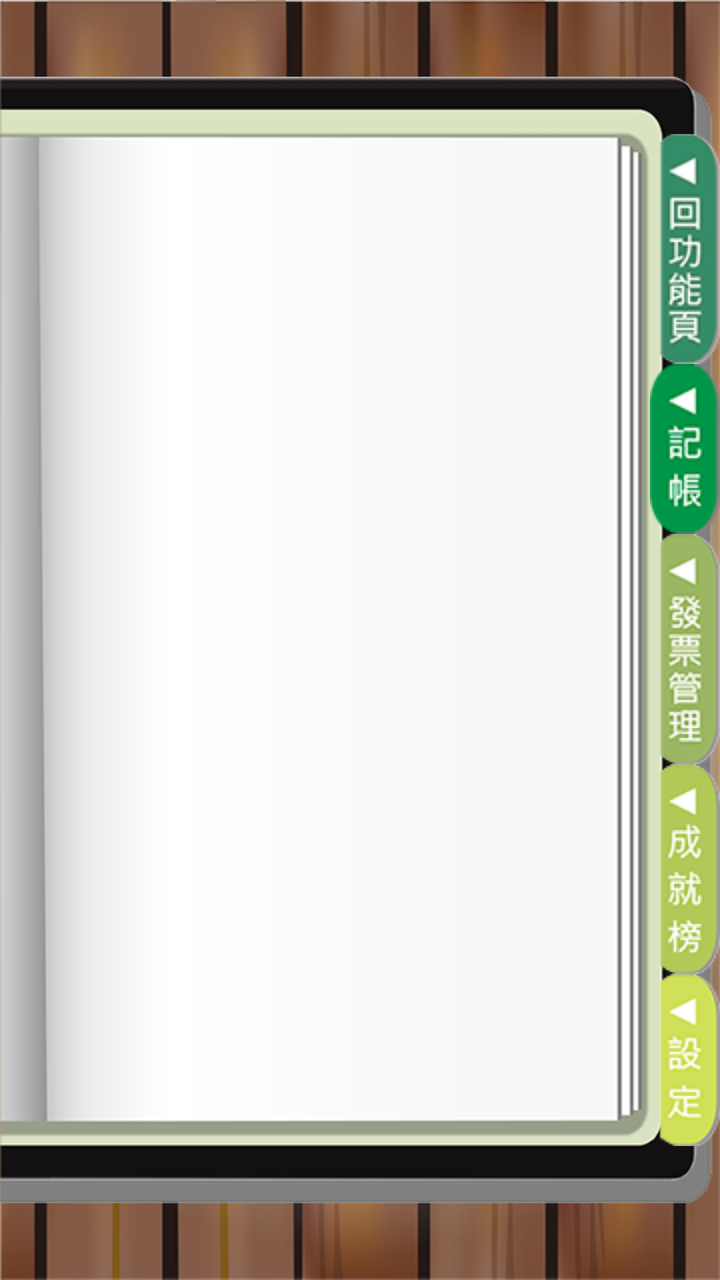
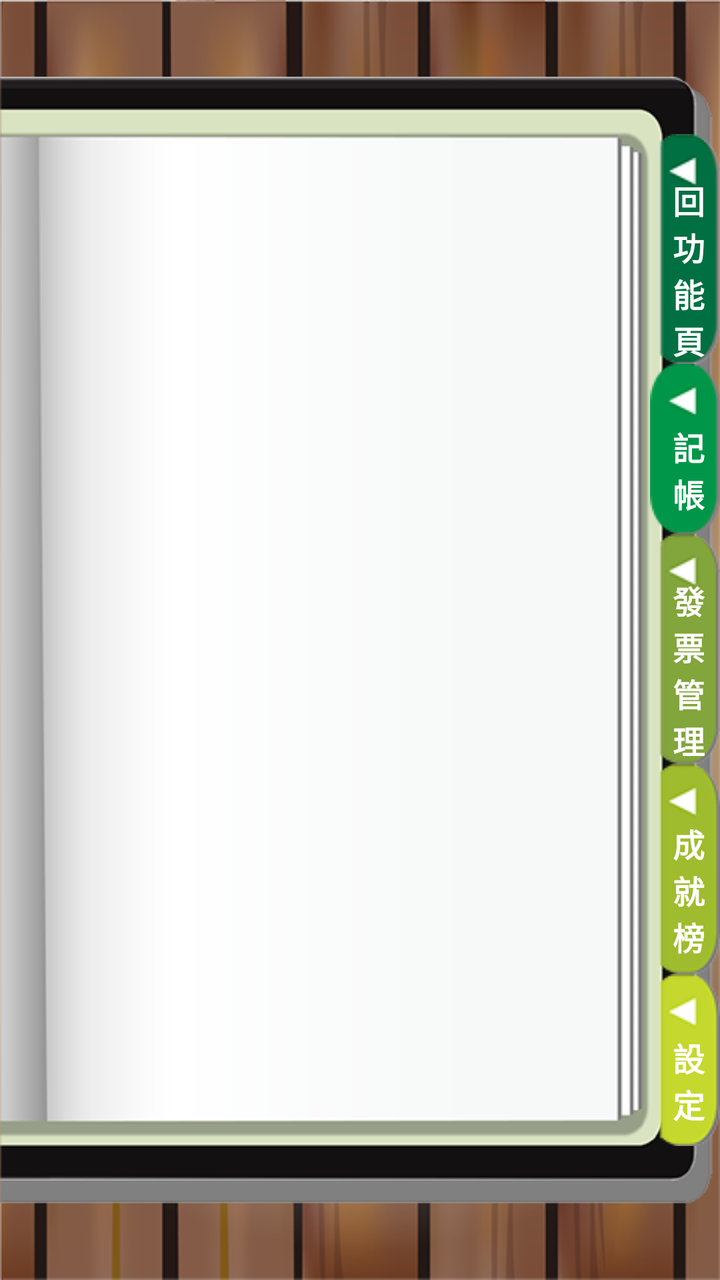

An Android layout rendered at two revisions. The XML below is the earlier revision; the diff shows what the commit changed to produce the second picture.
<!-- AndroidManifest.xml: application theme AppTheme -->
<!-- res/layout/activity_accounts.xml -->
<RelativeLayout xmlns:android="http://schemas.android.com/apk/res/android"
    xmlns:tools="http://schemas.android.com/tools"
    android:layout_width="match_parent"
    android:layout_height="match_parent"
    android:background="@drawable/bg_wood"
    tools:context=".MainActivity" >

    <ImageView
        android:id="@+id/imageView1"
        android:layout_width="match_parent"
        android:layout_height="match_parent"
        android:layout_alignParentLeft="true"
        android:src="@drawable/bg_book" />

    <LinearLayout
        android:layout_width="match_parent"
        android:layout_height="wrap_content"
        android:layout_centerInParent="true"
        android:gravity="right"
        android:orientation="vertical" >

        <ImageButton
            android:id="@+id/imageButton1"
            android:layout_width="wrap_content"
            android:layout_height="wrap_content"
            android:background="@color/transparent"
            android:src="@drawable/btn_backfunc" />

        <ImageButton
            android:id="@+id/imageButton2"
            android:layout_width="wrap_content"
            android:layout_height="wrap_content"
            android:background="@color/transparent"
            android:src="@drawable/main_account" />

        <ImageButton
            android:id="@+id/imageButton3"
            android:layout_width="wrap_content"
            android:layout_height="wrap_content"
            android:background="@color/transparent"
            android:src="@drawable/btn_manager" />

        <ImageButton
            android:id="@+id/imageButton4"
            android:layout_width="wrap_content"
            android:layout_height="wrap_content"
            android:background="@color/transparent"
            android:src="@drawable/btn_social" />

        <ImageButton
            android:id="@+id/imageButton5"
            android:layout_width="wrap_content"
            android:layout_height="wrap_content"
            android:background="@color/transparent"
            android:src="@drawable/btn_setting" />

    </LinearLayout>

</RelativeLayout>
<!-- resources referenced by this layout -->
<resources>
  <color name="transparent">#00000000</color>
  <!-- drawable bg_book: png bitmap (drawable-mdpi, 14514 bytes) -->
  <!-- drawable bg_wood: png bitmap (drawable-mdpi, 216225 bytes) -->
  <!-- drawable btn_backfunc: png bitmap (drawable-mdpi, 8297 bytes) -->
  <!-- drawable btn_manager: png bitmap (drawable-mdpi, 9070 bytes) -->
  <!-- drawable btn_setting: png bitmap (drawable-mdpi, 6651 bytes) -->
  <!-- drawable btn_social: png bitmap (drawable-mdpi, 7504 bytes) -->
  <!-- drawable main_account: png bitmap (drawable-mdpi, 6565 bytes) -->
  <style name="AppTheme" parent="AppBaseTheme">
          
      </style>
  <style name="AppBaseTheme" parent="android:Theme.Light">
  	    <item name="android:windowNoTitle">true</item>
          
      </style>
</resources>

<!-- the commit's change to res/layout/activity_accounts.xml (unified diff, before → after) -->
@@ -19,40 +19,125 @@
         android:gravity="right"
         android:orientation="vertical" >
 
-        <ImageButton
-            android:id="@+id/imageButton1"
+        <RelativeLayout
             android:layout_width="wrap_content"
-            android:layout_height="wrap_content"
-            android:background="@color/transparent"
-            android:src="@drawable/btn_backfunc" />
+            android:layout_height="wrap_content" >
 
-        <ImageButton
-            android:id="@+id/imageButton2"
+            <ImageButton
+                android:id="@+id/imageButton1"
+                android:layout_width="wrap_content"
+                android:layout_height="wrap_content"
+                android:background="@color/transparent"
+                android:src="@drawable/btn_backfunc" />
+
+            <TextView
+                android:id="@+id/textView1"
+                android:layout_width="wrap_content"
+                android:layout_height="wrap_content"
+                android:layout_centerInParent="true"
+                android:text="\n 回\n 功\n 能\n 頁"
+                android:textColor="#ffffff"
+                android:textSize="16sp"
+                android:textStyle="bold"
+                android:visibility="visible" />
+
+        </RelativeLayout>
+
+        <RelativeLayout
             android:layout_width="wrap_content"
-            android:layout_height="wrap_content"
-            android:background="@color/transparent"
-            android:src="@drawable/main_account" />
+            android:layout_height="wrap_content" >
 
-        <ImageButton
-            android:id="@+id/imageButton3"
+            <ImageButton
+                android:id="@+id/imageButton2"
+                android:layout_width="wrap_content"
+                android:layout_height="wrap_content"
+                android:background="@color/transparent"
+                android:src="@drawable/main_account" />
+
+            <TextView
+                android:id="@+id/textView2"
+                android:layout_width="wrap_content"
+                android:layout_height="wrap_content"
+                android:layout_centerInParent="true"
+                android:text="\n 記\n 帳"
+                android:textColor="#ffffff"
+                android:textSize="16sp"
+                android:textStyle="bold"
+                android:visibility="visible" />
+
+        </RelativeLayout>
+
+        <RelativeLayout
             android:layout_width="wrap_content"
-            android:layout_height="wrap_content"
-            android:background="@color/transparent"
-            android:src="@drawable/btn_manager" />
+            android:layout_height="wrap_content" >
 
-        <ImageButton
-            android:id="@+id/imageButton4"
+            <ImageButton
+                android:id="@+id/imageButton3"
+                android:layout_width="wrap_content"
+                android:layout_height="wrap_content"
+                android:background="@color/transparent"
+                android:src="@drawable/btn_manager" />
+
+            <TextView
+                android:id="@+id/textView3"
+                android:layout_width="wrap_content"
+                android:layout_height="wrap_content"
+                android:layout_centerInParent="true"
+                android:text="\n 發\n 票\n 管\n 理"
+                android:textColor="#ffffff"
+                android:textSize="16sp"
+                android:textStyle="bold"
+                android:visibility="visible" />
+
+        </RelativeLayout>
+
+        <RelativeLayout
             android:layout_width="wrap_content"
-            android:layout_height="wrap_content"
-            android:background="@color/transparent"
-            android:src="@drawable/btn_social" />
+            android:layout_height="wrap_content" >
 
-        <ImageButton
-            android:id="@+id/imageButton5"
+            <ImageButton
+                android:id="@+id/imageButton4"
+                android:layout_width="wrap_content"
+                android:layout_height="wrap_content"
+                android:background="@color/transparent"
+                android:src="@drawable/btn_social" />
+
+            <TextView
+                android:id="@+id/textView4"
+                android:layout_width="wrap_content"
+                android:layout_height="wrap_content"
+                android:layout_centerInParent="true"
+                android:text="\n 成\n 就\n 榜"
+                android:textColor="#ffffff"
+                android:textSize="16sp"
+                android:textStyle="bold"
+                android:visibility="visible" />
+
+        </RelativeLayout>
+
+        <RelativeLayout
             android:layout_width="wrap_content"
-            android:layout_height="wrap_content"
-            android:background="@color/transparent"
-            android:src="@drawable/btn_setting" />
+            android:layout_height="wrap_content" >
+
+            <ImageButton
+                android:id="@+id/imageButton5"
+                android:layout_width="wrap_content"
+                android:layout_height="wrap_content"
+                android:background="@color/transparent"
+                android:src="@drawable/btn_setting" />
+
+            <TextView
+                android:id="@+id/textView5"
+                android:layout_width="wrap_content"
+                android:layout_height="wrap_content"
+                android:layout_centerInParent="true"
+                android:text="\n 設\n 定"
+                android:textColor="#ffffff"
+                android:textSize="16sp"
+                android:textStyle="bold"
+                android:visibility="visible" />
+
+        </RelativeLayout>
 
     </LinearLayout>
 
<!-- resource entries referenced after the edit -->
@@ -3,11 +3,11 @@
   <color name="transparent">#00000000</color>
   <!-- drawable bg_book: png bitmap (drawable-mdpi, 14514 bytes) -->
   <!-- drawable bg_wood: png bitmap (drawable-mdpi, 216225 bytes) -->
-  <!-- drawable btn_backfunc: png bitmap (drawable-mdpi, 8297 bytes) -->
-  <!-- drawable btn_manager: png bitmap (drawable-mdpi, 9070 bytes) -->
-  <!-- drawable btn_setting: png bitmap (drawable-mdpi, 6651 bytes) -->
-  <!-- drawable btn_social: png bitmap (drawable-mdpi, 7504 bytes) -->
-  <!-- drawable main_account: png bitmap (drawable-mdpi, 6565 bytes) -->
+  <!-- drawable btn_backfunc: png bitmap (drawable-mdpi, 4521 bytes) -->
+  <!-- drawable btn_manager: png bitmap (drawable-mdpi, 4517 bytes) -->
+  <!-- drawable btn_setting: png bitmap (drawable-mdpi, 4490 bytes) -->
+  <!-- drawable btn_social: png bitmap (drawable-mdpi, 4511 bytes) -->
+  <!-- drawable main_account: png bitmap (drawable-mdpi, 4217 bytes) -->
   <style name="AppTheme" parent="AppBaseTheme">
           
       </style>
